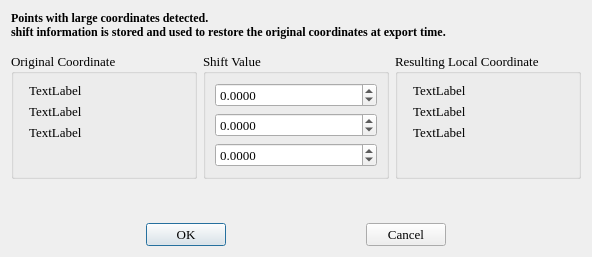
Above: widgets/common_ui/globalshiftdialog.ui from Libaocheng3811/CloudTool2 before the change. Below: the same form after it.
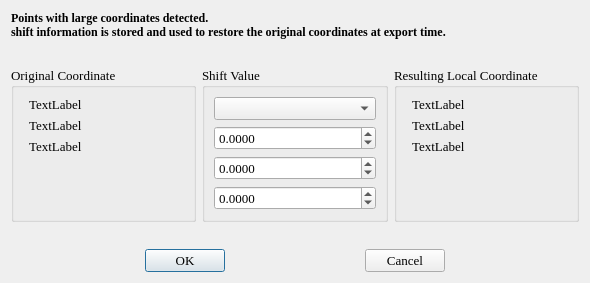
That is the form after the change.

```diff
--- a/widgets/common_ui/globalshiftdialog.ui
+++ b/widgets/common_ui/globalshiftdialog.ui
@@ -6,15 +6,13 @@
    <rect>
     <x>0</x>
     <y>0</y>
-    <width>592</width>
-    <height>257</height>
+    <width>590</width>
+    <height>283</height>
    </rect>
   </property>
   <property name="windowTitle">
    <string>Global Shift/Scale</string>
   </property>
-  <layout class="QVBoxLayout" name="verticalLayout_5">
-   <item>
     <layout class="QVBoxLayout" name="verticalLayout_4">
      <item>
       <widget class="QLabel" name="label">
@@ -40,7 +38,7 @@
        <property name="sizeHint" stdset="0">
         <size>
          <width>20</width>
-         <height>10</height>
+       <height>0</height>
         </size>
        </property>
       </spacer>
@@ -99,6 +97,9 @@
           <string>Shift Value</string>
          </property>
          <layout class="QVBoxLayout" name="verticalLayout_2">
+        <item>
+         <widget class="QComboBox" name="combo_shiftType"/>
+        </item>
           <item>
            <layout class="QFormLayout" name="formLayout_2">
             <item row="0" column="0" colspan="2">
@@ -206,8 +207,8 @@
        </property>
        <property name="sizeHint" stdset="0">
         <size>
-         <width>20</width>
-         <height>40</height>
+       <width>565</width>
+       <height>0</height>
         </size>
        </property>
       </spacer>
@@ -278,8 +279,6 @@
           </size>
          </property>
         </spacer>
-       </item>
-      </layout>
      </item>
     </layout>
    </item>
```
Lines whose indentation alone changed are shown as unchanged.
